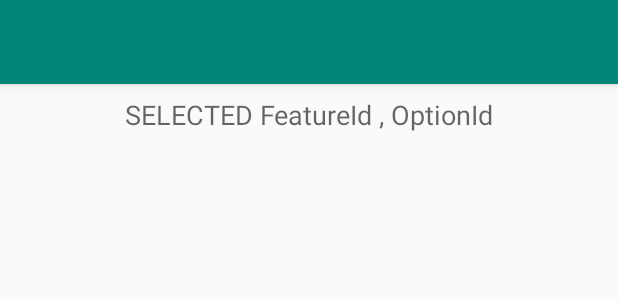
After one commit to sparsh1999/esperAssignment, an Android app: the layout activity_result.xml on its own in the app's theme, with its tools: preview values and no code run, on a phone screen of 412 x 824 dp. The commit adds this screen. Shown: the top 300 px of the screen. Run offline under Robolectric (Android 15) with nearby library versions, the phone set to English and light mode, and no system bars.

Commit message:
Ui layouts for Result Activity

```diff
--- /dev/null
+++ b/app/src/main/res/layout/activity_result.xml
@@ -0,0 +1,29 @@
+<?xml version="1.0" encoding="utf-8"?>
+<androidx.coordinatorlayout.widget.CoordinatorLayout
+    xmlns:android="http://schemas.android.com/apk/res/android"
+    xmlns:tools="http://schemas.android.com/tools"
+    android:layout_width="match_parent"
+    android:layout_height="match_parent"
+    tools:context=".Activity.ResultActivity"
+    android:id="@+id/layout_home_root">
+
+    <com.google.android.material.appbar.AppBarLayout
+        android:layout_width="match_parent"
+        android:layout_height="wrap_content">
+
+        <androidx.appcompat.widget.Toolbar
+            android:id="@+id/toolbar_home_screen"
+            android:layout_width="match_parent"
+            android:layout_height="?attr/actionBarSize"
+            android:background="?attr/colorPrimary">
+
+        </androidx.appcompat.widget.Toolbar>
+
+    </com.google.android.material.appbar.AppBarLayout>
+
+    <include layout="@layout/content_result"
+        android:layout_height="match_parent"
+        android:layout_width="match_parent"
+        android:layout_marginTop="?attr/actionBarSize"/>
+
+</androidx.coordinatorlayout.widget.CoordinatorLayout>
--- a/app/src/main/res/layout/content_main.xml
+++ b/app/src/main/res/layout/content_main.xml
@@ -1,5 +1,5 @@
 <?xml version="1.0" encoding="utf-8"?>
-<LinearLayout xmlns:android="http://schemas.android.com/apk/res/android"
+<RelativeLayout xmlns:android="http://schemas.android.com/apk/res/android"
     xmlns:app="http://schemas.android.com/apk/res-auto"
     xmlns:tools="http://schemas.android.com/tools"
     android:layout_width="match_parent"
@@ -11,6 +11,7 @@
         android:id="@+id/featureTabs"
         android:layout_width="match_parent"
         android:layout_height="wrap_content"
+        android:layout_alignParentTop="true"
         app:tabMode="scrollable"
         app:tabGravity="fill">
 
@@ -20,16 +21,24 @@
         android:id="@+id/recyclerView"
         android:layout_width="match_parent"
         android:layout_height="match_parent"
+        android:layout_below="@id/featureTabs"
+        android:layout_above="@id/saveButton"
         tools:listitem="@layout/feature_layout"
         android:layout_marginTop="8dp">
 
     </androidx.recyclerview.widget.RecyclerView>
 
     <Button
+        android:layout_alignParentBottom="true"
         android:id="@+id/saveButton"
+        android:layout_marginTop="8dp"
+        android:layout_marginStart="16dp"
+        android:layout_marginEnd="16dp"
+        android:layout_centerHorizontal="true"
         android:layout_width="match_parent"
         android:layout_height="wrap_content"
         android:visibility="gone"
+        android:backgroundTint="@android:color/holo_orange_light"
         android:text="SAVE"/>
 
-</LinearLayout>
+</RelativeLayout>
--- /dev/null
+++ b/app/src/main/res/layout/content_result.xml
@@ -0,0 +1,21 @@
+<?xml version="1.0" encoding="utf-8"?>
+<LinearLayout xmlns:android="http://schemas.android.com/apk/res/android"
+    android:orientation="vertical" android:layout_width="match_parent"
+    android:layout_height="match_parent">
+
+    <TextView
+        android:layout_width="match_parent"
+        android:layout_height="wrap_content"
+        android:gravity="center"
+        android:text="SELECTED FeatureId , OptionId"
+        android:textAppearance="@style/TextAppearance.AppCompat.Medium"
+        android:layout_marginTop="8dp"/>
+
+    <ListView
+        android:id="@+id/resultListView"
+        android:layout_width="match_parent"
+        android:layout_height="match_parent"
+        android:layout_marginTop="8dp">
+
+    </ListView>
+</LinearLayout>
```
